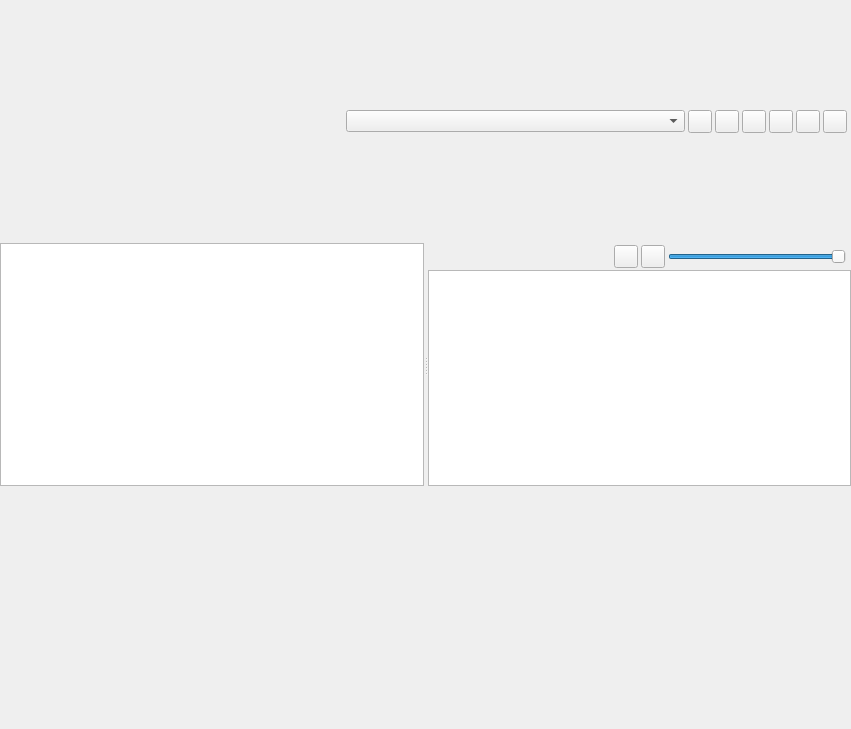
Qt form Source/Editor/EditorFramework/Assets/AssetBrowserWidget.ui (XII-Technologies/XII) before a commit.
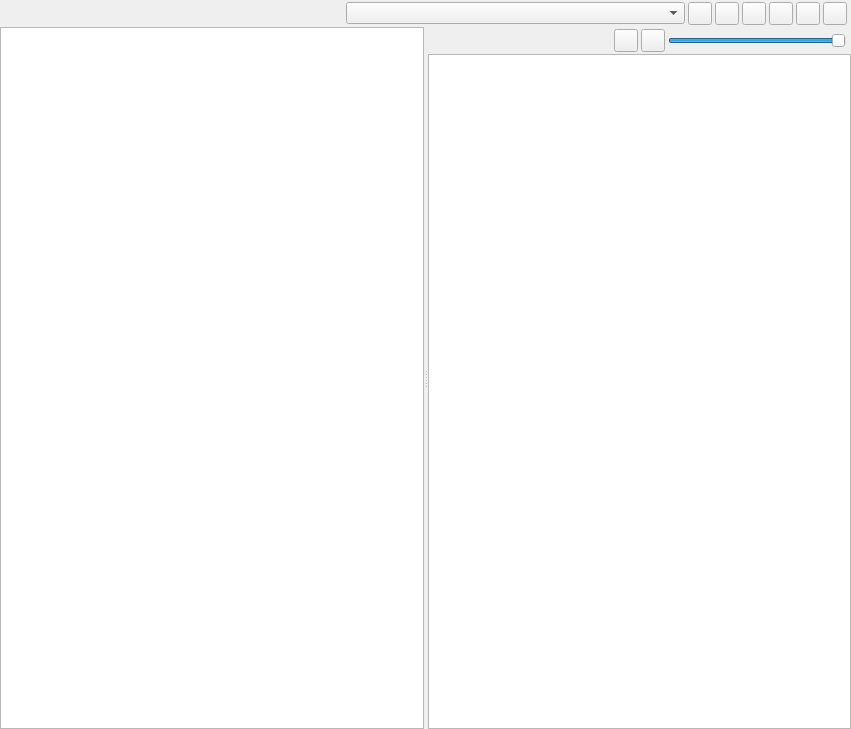
The same form after that commit. Icons and pictures are not drawn. Custom widgets are drawn as their Qt base class.

Commit message: EditorFramework: Keep Asset Browser Dock Rows Compact.

What changed in the file:
```diff
--- a/Source/Editor/EditorFramework/Assets/AssetBrowserWidget.ui
+++ b/Source/Editor/EditorFramework/Assets/AssetBrowserWidget.ui
@@ -10,7 +10,7 @@
     <height>729</height>
    </rect>
   </property>
-  <layout class="QVBoxLayout" name="RootLayout">
+  <layout class="QVBoxLayout" name="RootLayout" stretch="0,1,0">
    <property name="leftMargin">
     <number>0</number>
    </property>
@@ -28,6 +28,12 @@
    </property>
    <item>
     <widget class="QWidget" name="Toolbar">
+     <property name="sizePolicy">
+      <sizepolicy hsizetype="Preferred" vsizetype="Fixed">
+       <horstretch>0</horstretch>
+       <verstretch>0</verstretch>
+      </sizepolicy>
+     </property>
      <layout class="QHBoxLayout" name="ToolBarLayout">
       <property name="leftMargin">
        <number>4</number>
@@ -120,6 +126,12 @@
    </item>
    <item>
     <widget class="QSplitter" name="splitter">
+     <property name="sizePolicy">
+      <sizepolicy hsizetype="Expanding" vsizetype="Expanding">
+       <horstretch>0</horstretch>
+       <verstretch>0</verstretch>
+      </sizepolicy>
+     </property>
      <property name="orientation">
       <enum>Qt::Horizontal</enum>
      </property>
@@ -164,7 +176,7 @@
       </layout>
      </widget>
      <widget class="QWidget" name="Workspace">
-      <layout class="QVBoxLayout" name="WorkspaceLayout">
+      <layout class="QVBoxLayout" name="WorkspaceLayout" stretch="0,1">
        <property name="leftMargin">
         <number>0</number>
        </property>
@@ -182,6 +194,12 @@
        </property>
        <item>
         <widget class="QWidget" name="WorkspaceHeader">
+         <property name="sizePolicy">
+          <sizepolicy hsizetype="Preferred" vsizetype="Fixed">
+           <horstretch>0</horstretch>
+           <verstretch>0</verstretch>
+          </sizepolicy>
+         </property>
          <layout class="QHBoxLayout" name="WorkspaceHeaderLayout">
           <property name="leftMargin">
            <number>5</number>
@@ -274,6 +292,12 @@
    </item>
    <item>
     <widget class="QWidget" name="StatusBar">
+     <property name="sizePolicy">
+      <sizepolicy hsizetype="Preferred" vsizetype="Fixed">
+       <horstretch>0</horstretch>
+       <verstretch>0</verstretch>
+      </sizepolicy>
+     </property>
      <layout class="QHBoxLayout" name="StatusLayout">
       <property name="leftMargin">
        <number>5</number>
```
The commit also changes 1 other file.
